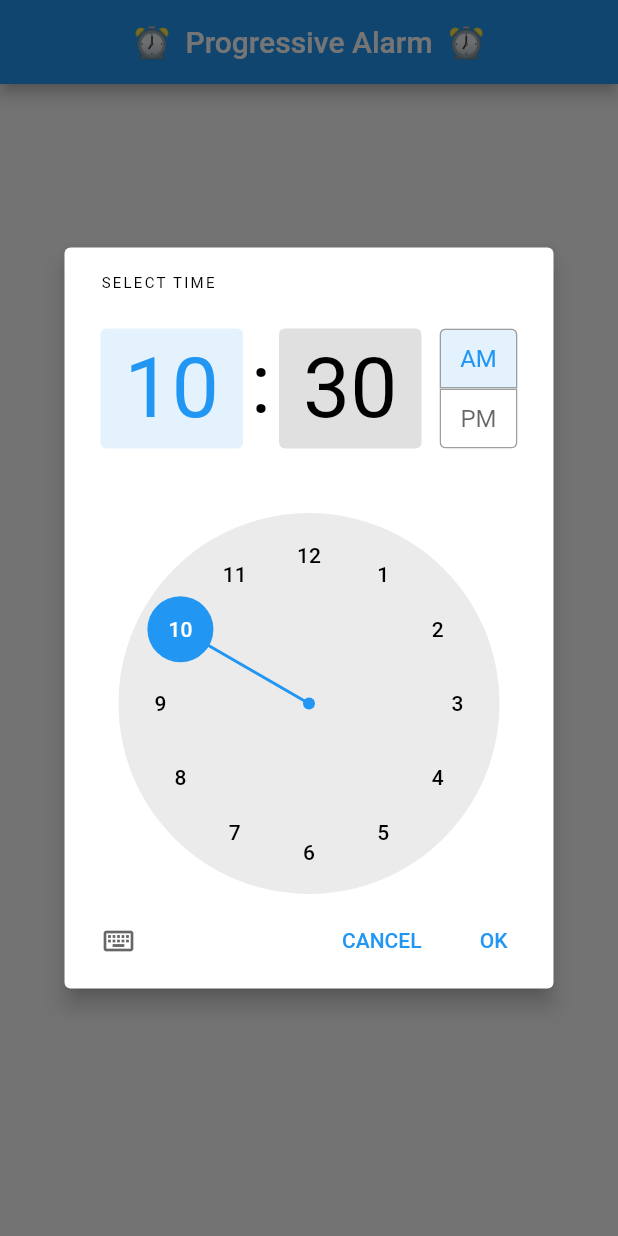
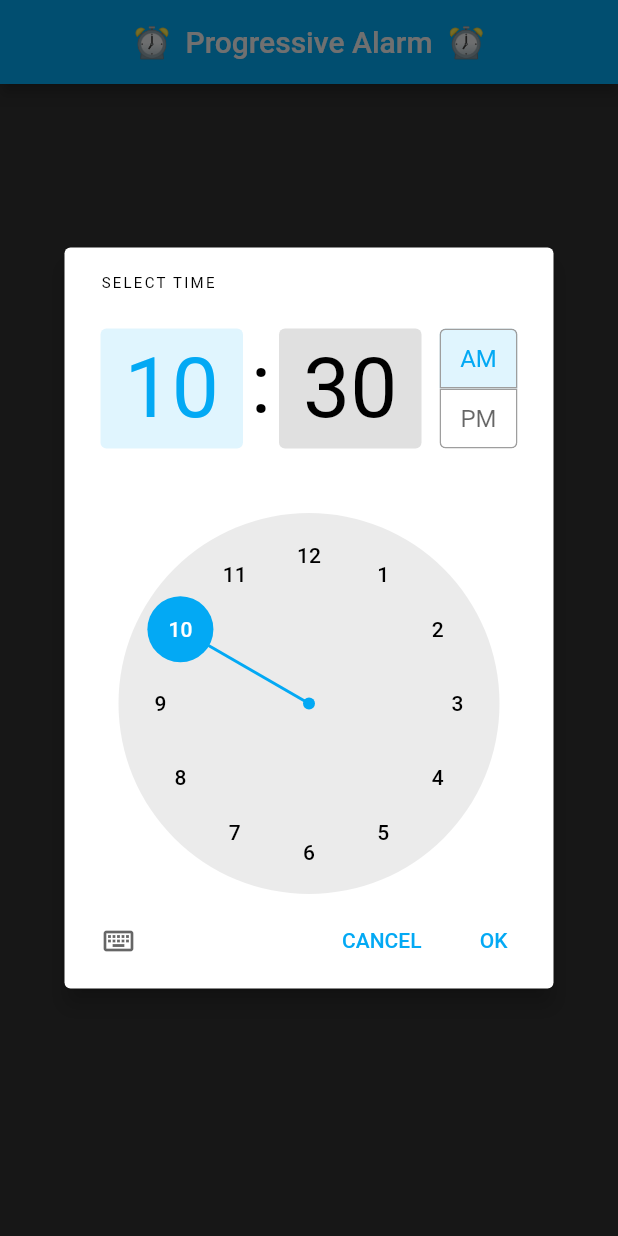
Before and after one commit to mpatajac/flutter-progressive-alarm, a Flutter app: the screen it shows after launch, after a tap on an icon or button, on a phone screen of 412 x 824 dp. Run offline on Flutter 3.47's test engine with Material 2 defaults, Android fonts, the phone set to English and light mode, and no system bars; our stand-ins replace assets_audio_player; missing offline and left inert: android_alarm_manager.

Commit message:
Adapt UI for personal use

```diff
--- a/lib/main.dart
+++ b/lib/main.dart
@@ -15,7 +15,7 @@ class ProgressiveAlarm extends StatelessWidget {
     return MaterialApp(
       title: 'Progressive Alarm',
       theme: ThemeData(
-        primarySwatch: Colors.blue,
+        primarySwatch: Colors.lightBlue,
         visualDensity: VisualDensity.adaptivePlatformDensity,
       ),
       home: AlarmSetup(),
@@ -34,6 +34,10 @@ class _AlarmSetupState extends State<AlarmSetup> {
   TimeOfDay _time;
   DateTime _alarmTime;
   static AssetsAudioPlayer _audioPlayer = AssetsAudioPlayer();
+
+  Color _bright = Color.fromRGBO(245, 245, 245, 1);
+  Color _blue = Colors.lightBlue;
+  Color _dark = Color.fromRGBO(50, 50, 50, 1);
 
   @override
   void initState() {
@@ -54,7 +58,14 @@ class _AlarmSetupState extends State<AlarmSetup> {
   Widget build(BuildContext context) {
     return Scaffold(
       appBar: AppBar(
-        title: Center(child: Text('⏰\t\tProgressive Alarm\t\t⏰')),
+        title: Center(
+          child: Text(
+            '⏰\t\tProgressive Alarm\t\t⏰',
+            style: TextStyle(
+              color: _bright
+            ),
+          )
+        ),
       ),
       body: Builder(builder: (BuildContext context) {
         return Center(
@@ -63,10 +74,11 @@ class _AlarmSetupState extends State<AlarmSetup> {
             children: <Widget>[
               OutlineButton(
                 shape: RoundedRectangleBorder(
-                      borderRadius: BorderRadius.circular(10)),
+                  borderRadius: BorderRadius.circular(10),
+                ),
                 padding: EdgeInsets.symmetric(vertical: 20, horizontal: 50),
                 color: Colors.transparent,
-                  textColor: Colors.blue,
+                textColor: _blue,
                 child: Text(
                   '${_formatTime()}',
                   style: TextStyle(fontSize: 46),
@@ -81,15 +93,17 @@ class _AlarmSetupState extends State<AlarmSetup> {
 
                     _updateAlarmTime();
                   }
-                  }),
+                },
+                borderSide: BorderSide(color: _blue),
+              ),
               SizedBox(height: 100),
-              Container(
-                child: Text(
-                  'Toggle alarm',
-                  style: TextStyle(fontSize: 16),
-                ),
-                height: 30,
-              ),
+              // Container(
+              //   child: Text(
+              //     'Toggle alarm',
+              //     style: TextStyle(fontSize: 16, color: _bright),
+              //   ),
+              //   height: 30,
+              // ),
               Transform.scale(
                 scale: 2.0,
                 child: Switch(
@@ -105,9 +119,17 @@ class _AlarmSetupState extends State<AlarmSetup> {
                             fontWeight: FontWeight.bold,
                             height: 1.5,
                             letterSpacing: 1.1,
+                            color: _bright
                           ),
                         ),
-                        backgroundColor: Colors.blue,
+                        action: !alarmToggleState && _didAlarmStart()
+                            ? SnackBarAction(
+                                label: "Exit",
+                                onPressed: () => {exit(1)},
+                                textColor: _bright,
+                              )
+                            : null,
+                        backgroundColor: _blue,
                       ),
                     );
 
@@ -119,6 +141,7 @@ class _AlarmSetupState extends State<AlarmSetup> {
           ),
         );
       }),
+      backgroundColor: _dark,
     );
   }
 
@@ -135,7 +158,7 @@ class _AlarmSetupState extends State<AlarmSetup> {
     return number < 10 ? '0$number' : '$number';
   }
 
-  // TODO: add waitTime (and 'exit'?)
+  // TODO: add waitTime
   String _formSnackbarContent(bool alarmToggleState) {
     if (alarmToggleState) {
       return 'Alarm set for ${_formatTime()}!';
@@ -160,10 +183,7 @@ class _AlarmSetupState extends State<AlarmSetup> {
           await _AlarmSetupState._audioPlayer.dispose();
           await _AlarmSetupState._audioPlayer.stop();
         } catch (e) {
-          // TODO: replace delay with manual snackbar exit?
-          Future.delayed(Duration(seconds: 5), () {
           exit(1);
-          });
         }
       } else {
         await AndroidAlarmManager.cancel(_alarmID);
@@ -194,7 +214,10 @@ class _AlarmSetupState extends State<AlarmSetup> {
     DateTime alarmTime = new DateTime(
         now.year,
         now.month,
-        _time.hour >= now.hour ? now.day : (now.day + 1),
+        (_time.hour < now.hour ||
+                _time.hour == now.hour && _time.minute < now.minute)
+            ? (now.day + 1)
+            : now.day,
         _time.hour,
         _time.minute);
 
```
Lines whose indentation alone changed are shown as unchanged.
